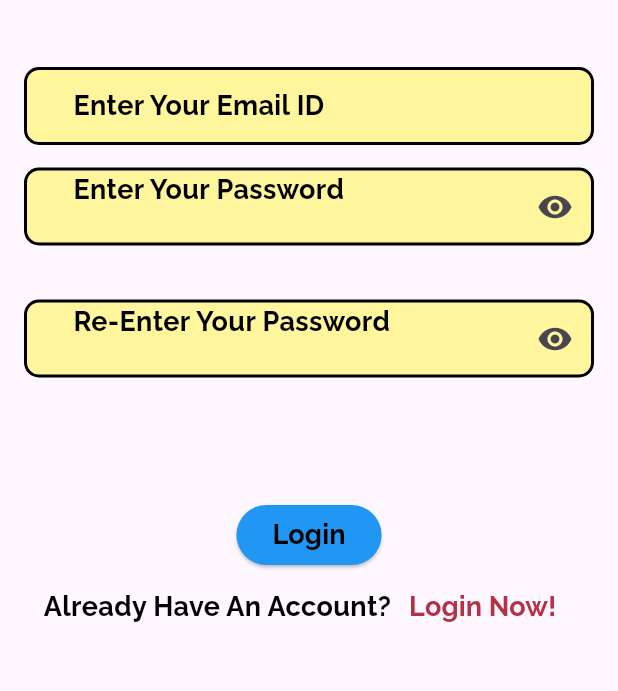
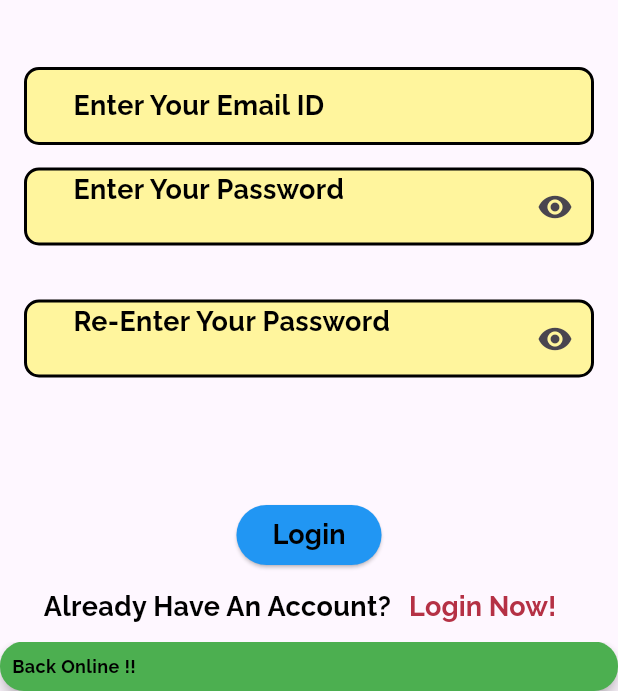
Before and after one commit to shashwat0224/Tsukuru-Mobile-App, a Flutter app: the Signupscreen screen opened directly, after a tap on "Login", on a phone screen of 412 x 824 dp, the part 545-1236 px from its top. Run offline on Flutter 3.47's test engine with Material 3 defaults, Android fonts, the phone set to English and light mode, and no system bars; our stand-ins replace internet_connection_checker_plus; Roboto replaces fonts that are missing (AmaticSC); project files that could hold a hidden picture were left out.

Commit message:
implemented SnackbarService,dart functionality

```diff
--- a/lib/core/providers/internetstatus_provider.dart
+++ b/lib/core/providers/internetstatus_provider.dart
@@ -1,7 +1,7 @@
 import 'dart:async';
 import 'package:flutter/material.dart';
 import 'package:internet_connection_checker_plus/internet_connection_checker_plus.dart';
-import 'package:tsukuru/widgets/uihelper.dart';
+import 'package:tsukuru/widgets/status_snackbar.dart';
 
 class InternetStatusProvider extends ChangeNotifier {
   // how to integrate internet connection checker plus with provider in flutter app
@@ -16,16 +16,21 @@ class InternetStatusProvider extends ChangeNotifier {
     _subscription = InternetConnection().onStatusChange.listen((status) async {
       switch (status) {
         case InternetStatus.connected:
-
+          final access = await InternetConnection().hasInternetAccess;
+          _isConnected = access;
+          if (_isConnected) {
+            SnackbarService.show('Back Online !!', Colors.green);
+          } else {
+            SnackbarService.show('No Internet Connection !!', Colors.red);
+          }
           break;
         case InternetStatus.disconnected:
-
+          _isConnected = false;
+          SnackbarService.show('No Internet Connection !!', Colors.red);
           break;
       }
     });
   }
-
-
 
   void onPauseHide() {
     _subscription.pause();
--- a/lib/main.dart
+++ b/lib/main.dart
@@ -4,6 +4,7 @@ import 'package:tsukuru/core/providers/internetstatus_provider.dart';
 import 'package:tsukuru/core/providers/navigation_provider.dart';
 import 'package:tsukuru/core/lifecycle/applifecycle.dart';
 import 'package:tsukuru/screens/splashscreen.dart';
+import 'package:tsukuru/widgets/status_snackbar.dart';
 
 void main() {
   runApp(const MyApp());
@@ -43,6 +44,7 @@ class _MyAppState extends State<MyApp> {
         ChangeNotifierProvider(create: (context) => InternetStatusProvider()),
       ],
       child: MaterialApp(
+        scaffoldMessengerKey: SnackbarService.messengerKey,
         title: 'Flutter Demo',
         debugShowCheckedModeBanner: false,
         home: const SplashScreen(),
```
